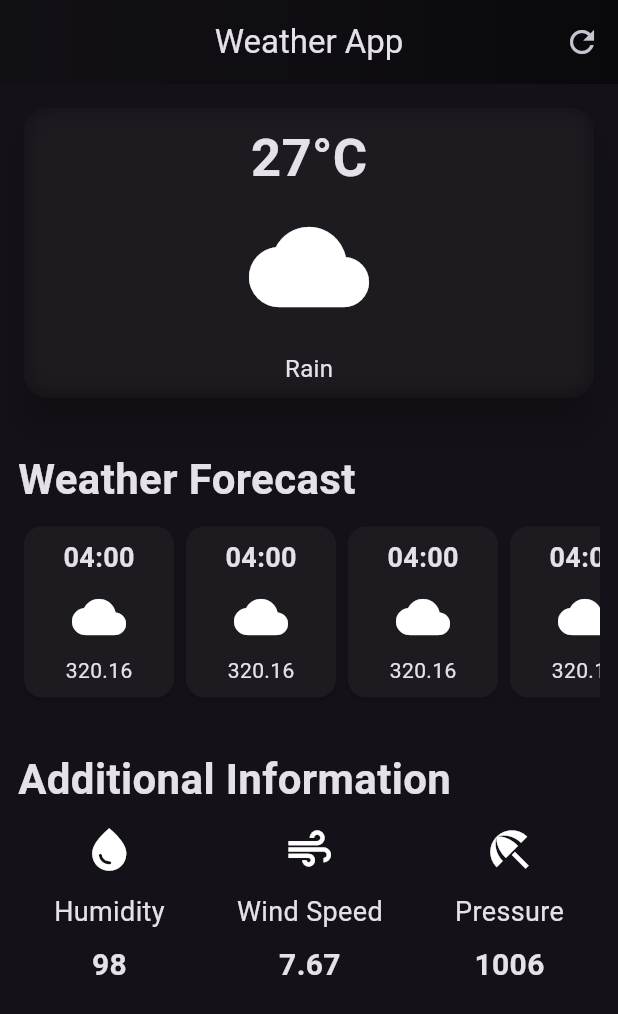
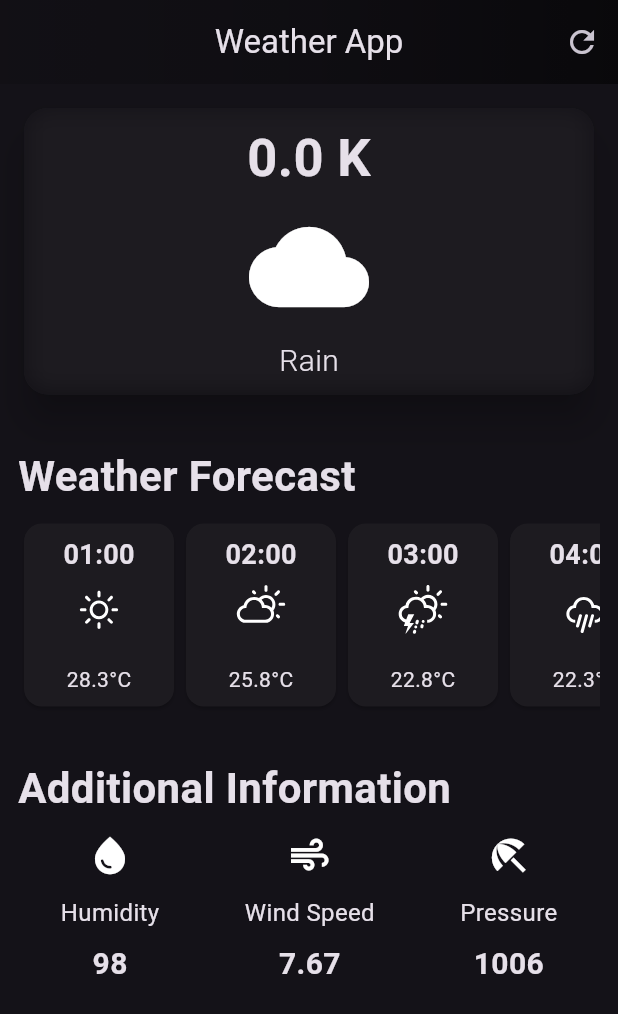
Before and after one commit to Akshit2807/weather_app, a Flutter app: the screen it shows after launch, on a phone screen of 412 x 824 dp. Shown: the top 1014 px of the screen. Run offline on Flutter 3.47's test engine with Material 3 defaults, Android fonts, the phone set to English and light mode, and no system bars; our stand-ins replace weather_icons; network calls fail.

```diff
--- /dev/null
+++ b/lib/pages/AdditionalInfoItem.dart
@@ -0,0 +1,39 @@
+import 'package:flutter/material.dart';
+
+class AdditionalInfoItem extends StatelessWidget {
+  final IconData icon;
+  final String lable;
+  final String value;
+  const AdditionalInfoItem({
+    super.key,
+    required this.icon,
+    required this.lable,
+    required this.value,
+  });
+
+  @override
+  Widget build(BuildContext context) {
+    return Column(
+      children: [
+        Icon(
+          icon,
+          size: 30,
+        ),
+        const SizedBox(
+          height: 12,
+        ),
+        Text(
+          lable,
+          style: const TextStyle(fontSize: 16),
+        ),
+        const SizedBox(
+          height: 8,
+        ),
+        Text(
+          value,
+          style: const TextStyle(fontSize: 20, fontWeight: FontWeight.bold),
+        ),
+      ],
+    );
+  }
+}
--- /dev/null
+++ b/lib/pages/HourlyWeatherForecast.dart
@@ -0,0 +1,46 @@
+import 'package:flutter/material.dart';
+
+class HourlyWeatherForecast extends StatelessWidget {
+  final String time;
+  final String temperature;
+  final IconData icon;
+  const HourlyWeatherForecast(
+      {super.key,
+      required this.time,
+      required this.temperature,
+      required this.icon});
+
+  @override
+  Widget build(BuildContext context) {
+    return Card(
+      child: Container(
+        width: 100,
+        padding: const EdgeInsets.all(8),
+        child: Column(
+          children: [
+            Text(
+              time,
+              style: const TextStyle(
+                fontSize: 18,
+                fontWeight: FontWeight.bold,
+              ),
+            ),
+            const SizedBox(
+              height: 6,
+            ),
+            Icon(
+              icon,
+              size: 36,
+            ),
+            const SizedBox(
+              height: 18,
+            ),
+            Text(
+              temperature,
+            ),
+          ],
+        ),
+      ),
+    );
+  }
+}
--- a/lib/pages/weather_screen.dart
+++ b/lib/pages/weather_screen.dart
@@ -1,17 +1,47 @@
-import 'dart:ui';
+import 'dart:convert';
 
 import 'package:flutter/material.dart';
+import 'package:weather_app/pages/secrets.dart';
+import 'dart:ui';
+import 'package:weather_icons/weather_icons.dart';
+import 'AdditionalInfoItem.dart';
+import 'HourlyWeatherForecast.dart';
+import 'package:http/http.dart' as http;
 
-class WeatherScreen extends StatelessWidget {
+class WeatherScreen extends StatefulWidget {
   const WeatherScreen({super.key});
+
+  @override
+  State<WeatherScreen> createState() => _WeatherScreenState();
+}
+
+class _WeatherScreenState extends State<WeatherScreen> {
+  double temp = 0;
+
+  Future getCurrentWeather() async {
+    try {
+      String cityName = 'London,uk';
+      final res = await http.get(
+        Uri.parse(
+            'https://api.openweathermap.org/data/2.5/forecast?q=$cityName&APPID=$openWeatherAPIKey'),
+      );
+      final data = jsonDecode(res.body);
+
+      if (data['cod'] != '200') {
+        throw 'an unexpected error occurred ...';
+      }
+
+      // temp = data['list'][0]['main']['temp'];
+    } catch (e) {
+      throw e.toString();
+    }
+  }
 
   @override
   Widget build(BuildContext context) {
     return SafeArea(
         child: Scaffold(
-          appBar:
-          AppBar(
-
+      appBar: AppBar(
         title: const Text(
           'Weather App',
           style: TextStyle(
@@ -22,13 +52,14 @@ class WeatherScreen extends StatelessWidget {
 
         flexibleSpace: Container(
           decoration: const BoxDecoration(
-                    gradient: LinearGradient(colors: [
+            gradient: LinearGradient(
+              colors: [
                 Colors.black12,
                 Colors.black26,
                 Colors.black54,
-                    ]
-                    )
-                )
+              ],
+            ),
+          ),
         ),
         centerTitle: true,
         // backgroundColor: Colors.blue,
@@ -39,46 +70,55 @@ class WeatherScreen extends StatelessWidget {
           )
         ],
       ),
+      body: FutureBuilder(
+        future: getCurrentWeather() ,
+        builder: (context,snapshot) {
 
-          body: Padding(
+          return Padding(
           padding: const EdgeInsets.all(12.0),
           child: Column(
             crossAxisAlignment: CrossAxisAlignment.start,
             children: [
-                //--------------------------------------Main card--------------------------------------//
+              //--------------------------------------Main card started--------------------------------------//
               Card(
                 elevation: 10,
                 shape: RoundedRectangleBorder(
-                  borderRadius: BorderRadius.circular(16)
-                ),
+                    borderRadius: BorderRadius.circular(16)),
                 child: ClipRRect(
                   borderRadius: BorderRadius.circular(16),
                   child: Center(
                     child: BackdropFilter(
-                        filter: ImageFilter.blur(sigmaX: 8,sigmaY: 8),
-                        child: const Padding(
+                      filter: ImageFilter.blur(sigmaX: 8, sigmaY: 8),
+                      child: Padding(
                         padding: EdgeInsets.all(8.0),
                         child: Column(
                           children: [
                             //------------Top text------------//
                             Text(
-                                '27°C',
-                                style: TextStyle(
+                              '$temp K',
+                              style: const TextStyle(
                                 fontSize: 35,
                                 fontWeight: FontWeight.bold,
                               ),
                             ),
-                              SizedBox(height: 8 ,),
+                            const SizedBox(
+                              height: 8,
+                            ),
                             //------------Cloud Icon------------//
-                              Icon(
+                            const Icon(
                               Icons.cloud,
                               size: 80,
                             ),
-                              SizedBox(height: 16 ,),
+                            const SizedBox(
+                              height: 8,
+                            ),
                             //------------Bottom text------------//
-                              Text(
+                            const Text(
                               'Rain',
-                                style: TextStyle(fontSize: 16),
+                              style: TextStyle(
+                                fontSize: 20,
+                                fontWeight: FontWeight.w300,
+                              ),
                             ),
                           ],
                         ),
@@ -87,118 +127,103 @@ class WeatherScreen extends StatelessWidget {
                   ),
                 ),
               ),
+              //--------------------------------------Main card ended--------------------------------------//
 
-                const SizedBox(height: 30,),
+              const SizedBox(
+                height: 30,
+              ),
 
               const Text(
                 'Weather Forecast',
-                  style: TextStyle(fontSize: 28, fontWeight: FontWeight.bold,),
+                style: TextStyle(
+                  fontSize: 28,
+                  fontWeight: FontWeight.bold,
+                ),
               ),
 
-                const SizedBox(height: 8,),
+              const SizedBox(
+                height: 8,
+              ),
 
               const SingleChildScrollView(
                 scrollDirection: Axis.horizontal,
                 child: Row(
                   children: [
-                      HourlyWeatherForecast(),
-                      HourlyWeatherForecast(),
-                      HourlyWeatherForecast(),
-                      HourlyWeatherForecast(),
-                      HourlyWeatherForecast(),
-                    ],
+                    HourlyWeatherForecast(
+                      time: '01:00',
+                      icon: WeatherIcons.day_sunny,
+                      temperature: '28.3°C',
                     ),
+                    HourlyWeatherForecast(
+                      time: '02:00',
+                      icon: WeatherIcons.day_cloudy,
+                      temperature: '25.8°C',
                     ),
-
-                const SizedBox(height: 30,),
-
-                const Text(
-                  'Additional Information',
-                  style: TextStyle(fontSize: 28, fontWeight: FontWeight.bold,),
+                    HourlyWeatherForecast(
+                      time: '03:00',
+                      icon: WeatherIcons.day_sleet_storm,
+                      temperature: '22.8°C',
                     ),
-
-                const SizedBox(height: 10,),
-
-                const Row(
-                  mainAxisAlignment: MainAxisAlignment.spaceAround,
-                  children: [
-
-                    Column(
-                      children: [
-                        Icon(Icons.water_drop,size: 34,),
-                        SizedBox(height: 12,),
-                        Text('Humidity',style: TextStyle(fontSize: 18),),
-                        SizedBox(height: 8,),
-                        Text('98',style: TextStyle(fontSize: 20,fontWeight: FontWeight.bold),),
-                      ],
+                    HourlyWeatherForecast(
+                      time: '04:00',
+                      icon: WeatherIcons.rain,
+                      temperature: '22.3°C',
                     ),
-
-                    Column(
-                      children: [
-                        Icon(Icons.air,size: 34,),
-                        SizedBox(height: 12,),
-                        Text('Wind Speed',style: TextStyle(fontSize: 18),),
-                        SizedBox(height: 8,),
-                        Text('7.67',style: TextStyle(fontSize: 20,fontWeight: FontWeight.bold),),
-                      ],
+                    HourlyWeatherForecast(
+                      time: '05:00',
+                      icon: WeatherIcons.cloudy_gusts,
+                      temperature: '23.8°C',
                     ),
-
-                    Column(
-                      children: [
-                        Icon(Icons.beach_access,size:34,),
-                        SizedBox(height: 12,),
-                        Text('Pressure',style: TextStyle(fontSize: 18),),
-                        SizedBox(height: 8,),
-                        Text('1006',style: TextStyle(fontSize: 20,fontWeight: FontWeight.bold),),
-                      ],
-                    )
-                  ],
-                )
-
-
-
-              ],
-            ),
-          ),
-
-        )
-    );
-  }
-}
-
-class HourlyWeatherForecast extends StatelessWidget {
-  const HourlyWeatherForecast({super.key});
-
-  @override
-  Widget build(BuildContext context) {
-    return Card(
-      child: Container(
-        width: 100,
-        padding: const EdgeInsets.all(8),
-        child: const Column(
-          children: [
-            Text(
-              '04:00',
-              style: TextStyle(
-                fontSize: 18,
-                fontWeight: FontWeight.bold,
-              ),
-            ),
-
-            SizedBox(height: 8,),
-
-            Icon(Icons.cloud,size: 36,),
-
-            SizedBox(height: 8,),
-
-            Text(
-              '320.16',
-
+                    HourlyWeatherForecast(
+                      time: '06:00',
+                      icon: WeatherIcons.night_alt_cloudy,
+                      temperature: '24.2°C',
                     ),
                   ],
                 ),
               ),
 
+              const SizedBox(
+                height: 30,
+              ),
+
+              const Text(
+                'Additional Information',
+                style: TextStyle(
+                  fontSize: 28,
+                  fontWeight: FontWeight.bold,
+                ),
+              ),
+
+              const SizedBox(
+                height: 10,
+              ),
+
+              const Row(
+                mainAxisAlignment: MainAxisAlignment.spaceAround,
+                children: [
+                  AdditionalInfoItem(
+                    icon: Icons.water_drop,
+                    lable: 'Humidity',
+                    value: '98',
+                  ),
+                  AdditionalInfoItem(
+                    icon: Icons.air,
+                    lable: 'Wind Speed',
+                    value: '7.67',
+                  ),
+                  AdditionalInfoItem(
+                    icon: Icons.beach_access,
+                    lable: 'Pressure',
+                    value: '1006',
+                  ),
+                ],
+              )
+            ],
+          ),
         );
+        },
+      ),
+    ));
   }
 }
--- a/pubspec.yaml
+++ b/pubspec.yaml
@@ -30,11 +30,13 @@ environment:
 dependencies:
   flutter:
     sdk: flutter
+  http: ^1.2.0
 
 
   # The following adds the Cupertino Icons font to your application.
   # Use with the CupertinoIcons class for iOS style icons.
   cupertino_icons: ^1.0.2
+  weather_icons: ^3.0.0
 
 dev_dependencies:
   flutter_test:
@@ -45,7 +47,7 @@ dev_dependencies:
   # activated in the `analysis_options.yaml` file located at the root of your
   # package. See that file for information about deactivating specific lint
   # rules and activating additional ones.
-  flutter_lints: ^2.0.0
+  flutter_lints: ^3.0.1
 
 # For information on the generic Dart part of this file, see the
 # following page: https://dart.dev/tools/pub/pubspec
```
Also changed, not shown: pubspec.lock. Lines whose indentation alone changed are shown as unchanged.
